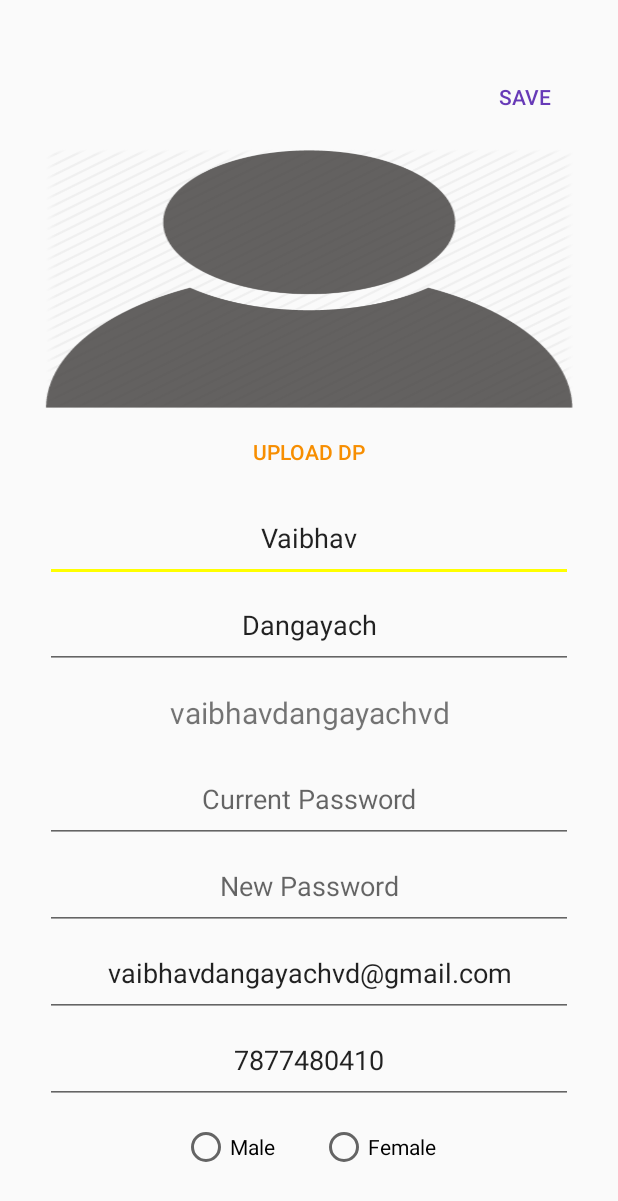
After one commit to vaibhavdangayachvd/Ecommerce, an Android app: the layout activity_account_settings.xml on its own in the app's theme, with its tools: preview values and no code run, on a phone screen of 412 x 824 dp. The commit adds this screen. Shown: the top 1201 px of the screen. Run offline under Robolectric (Android 15) with nearby library versions, the phone set to English and light mode, and no system bars; network calls fail.

Commit message:
Edit Profile Feature and Profile Picture

```diff
--- a/app/build.gradle
+++ b/app/build.gradle
@@ -36,4 +36,5 @@ dependencies {
     implementation 'com.android.volley:volley:1.1.1'
     def lifecycle_version = "2.0.0"
     implementation "androidx.lifecycle:lifecycle-extensions:$lifecycle_version"
+    implementation 'com.squareup.picasso:picasso:2.71828'
 }
--- a/app/src/main/AndroidManifest.xml
+++ b/app/src/main/AndroidManifest.xml
@@ -7,7 +7,7 @@
     <dist:module dist:instant="true" />
 
     <uses-permission android:name="android.permission.INTERNET" />
-
+    <uses-permission android:name="android.permission.READ_EXTERNAL_STORAGE"/>
     <application
         android:allowBackup="true"
         android:icon="@mipmap/ic_launcher"
@@ -16,7 +16,8 @@
         android:supportsRtl="true"
         android:theme="@style/AppTheme"
         tools:ignore="AllowBackup,GoogleAppIndexingWarning">
-        <activity android:name=".Register"></activity>
+        <activity android:name=".AccountSettings"></activity>
+        <activity android:name=".Register" />
         <activity android:name=".Login" />
         <activity android:name=".MainActivity">
             <intent-filter>
--- a/app/src/main/java/com/example/ecommerce/Register.java
+++ b/app/src/main/java/com/example/ecommerce/Register.java
@@ -15,6 +15,7 @@ import com.android.volley.Response;
 import com.android.volley.VolleyError;
 import com.android.volley.toolbox.StringRequest;
 import com.example.ecommerce.helper.RequestHelper;
+import com.example.ecommerce.helper.URLContract;
 
 import org.json.JSONObject;
 
@@ -63,7 +64,7 @@ public class Register extends AppCompatActivity {
         int sel=gender.getCheckedRadioButtonId();
         final String gen=String.valueOf(sel==R.id.male?1:0);
 
-        final String URL = "https://trustbuy.ml/api/register.php";
+        final String URL = URLContract.BASE_URL+"/api/register.php";
         registerRequest=new StringRequest(StringRequest.Method.POST, URL, new Response.Listener<String>() {
             @Override
             public void onResponse(String response) {
--- /dev/null
+++ b/app/src/main/java/com/example/ecommerce/helper/URLContract.java
@@ -0,0 +1,5 @@
+package com.example.ecommerce.helper;
+
+public final class URLContract {
+    public static final String BASE_URL="https://trustbuy.000webhostapp.com";
+}
--- a/app/src/main/java/com/example/ecommerce/helper/UserLogin.java
+++ b/app/src/main/java/com/example/ecommerce/helper/UserLogin.java
@@ -26,7 +26,7 @@ public final class UserLogin extends ViewModel {
 
     //Try Login From Server
     private void tryLogin(final Context context, final String username, final String password) {
-        String LOGIN_URL = "https://trustbuy.ml/api/login.php";
+        String LOGIN_URL = URLContract.BASE_URL+"/api/login.php?forSessionCheck=true";
         StringRequest request = new StringRequest(Request.Method.POST, LOGIN_URL, new Response.Listener<String>() {
             @Override
             public void onResponse(String response) {
@@ -35,6 +35,7 @@ public final class UserLogin extends ViewModel {
                     SharedPreferences preferences=context.getSharedPreferences("user",Context.MODE_PRIVATE);
                     SharedPreferences.Editor editor=preferences.edit();
                     editor.putString("name",output[1]);
+                    editor.putBoolean("hasDp",Integer.parseInt(output[2])!=0);
                     editor.apply();
                     isLoggedIn.setValue(true);
                 }
@@ -89,11 +90,12 @@ public final class UserLogin extends ViewModel {
     }
 
     private String[] parseJSON(String json) {
-        String[] response = new String[2];
+        String[] response = new String[3];
         try {
             JSONObject obj = new JSONObject(json);
             response[0] = obj.getString("status");
             response[1]=obj.getString("firstName");
+            response[2]=String.valueOf(obj.getInt("hasDp"));
         } catch (Exception e) {
         } finally {
             return response;
--- /dev/null
+++ b/app/src/main/res/layout/activity_account_settings.xml
@@ -0,0 +1,135 @@
+<?xml version="1.0" encoding="utf-8"?>
+<LinearLayout xmlns:android="http://schemas.android.com/apk/res/android"
+    xmlns:app="http://schemas.android.com/apk/res-auto"
+    xmlns:tools="http://schemas.android.com/tools"
+    android:layout_width="match_parent"
+    android:layout_height="match_parent"
+    android:orientation="vertical"
+    android:padding="30dp"
+    tools:context=".AccountSettings">
+
+    <Button
+        android:id="@+id/save"
+        style="?attr/buttonBarButtonStyle"
+        android:layout_width="wrap_content"
+        android:layout_height="0dp"
+        android:layout_gravity="end"
+        android:layout_weight="1.2"
+        android:text="@string/save"
+        android:textColor="#673AB7" />
+
+    <ImageView
+        android:id="@+id/image"
+        android:layout_width="match_parent"
+        android:layout_height="0dp"
+        android:layout_weight="3"
+        android:scaleType="fitXY"
+        app:srcCompat="@drawable/d_user" />
+
+    <Button
+        android:id="@+id/upload"
+        style="?attr/buttonBarButtonStyle"
+        android:layout_width="match_parent"
+        android:layout_height="0dp"
+        android:layout_weight="1"
+        android:text="@string/upload_dp"
+        android:textColor="#F78E01" />
+
+    <EditText
+        android:id="@+id/firstName"
+        android:layout_width="match_parent"
+        android:layout_height="0dp"
+        android:layout_weight="1"
+        android:ems="10"
+        android:gravity="center"
+        android:inputType="textPersonName"
+        android:text=""
+        android:hint="@string/enter_new_first_name"
+        tools:text="Vaibhav" />
+
+    <EditText
+        android:id="@+id/lastName"
+        android:layout_width="match_parent"
+        android:layout_height="0dp"
+        android:layout_weight="1"
+        android:ems="10"
+        android:gravity="center"
+        android:hint="@string/enter_new_last_name"
+        android:inputType="textPersonName"
+        tools:text="Dangayach" />
+
+    <TextView
+        android:id="@+id/username"
+        android:layout_width="match_parent"
+        android:layout_height="0dp"
+        android:layout_weight="1"
+        android:textSize="20sp"
+        android:gravity="center"
+        android:hint="@string/username"
+        tools:text="vaibhavdangayachvd" />
+
+    <EditText
+        android:id="@+id/oldPassword"
+        android:layout_width="match_parent"
+        android:layout_height="0dp"
+        android:layout_weight="1"
+        android:ems="10"
+        android:hint="@string/current_password"
+        android:gravity="center"
+        android:inputType="textPassword" />
+
+    <EditText
+        android:id="@+id/newPassword"
+        android:layout_width="match_parent"
+        android:layout_height="0dp"
+        android:layout_weight="1"
+        android:ems="10"
+        android:hint="@string/new_password"
+        android:gravity="center"
+        android:inputType="textPassword" />
+
+    <EditText
+        android:id="@+id/email"
+        android:layout_width="match_parent"
+        android:layout_height="0dp"
+        android:layout_weight="1"
+        android:ems="10"
+        android:gravity="center"
+        android:hint="@string/enter_new_email"
+        tools:text="vaibhavdangayachvd@gmail.com"
+        android:inputType="textEmailAddress" />
+
+    <EditText
+        android:id="@+id/mobile"
+        android:layout_width="match_parent"
+        android:layout_height="0dp"
+        android:layout_weight="1"
+        android:ems="10"
+        android:gravity="center"
+        android:hint="@string/enter_new_mobile"
+        tools:text="7877480410"
+        android:inputType="phone" />
+
+    <RadioGroup
+        android:id="@+id/gender"
+        android:layout_width="match_parent"
+        android:layout_height="0dp"
+        android:layout_weight="1"
+        android:gravity="center"
+        android:orientation="horizontal">
+
+        <RadioButton
+            android:id="@+id/male"
+            android:layout_width="wrap_content"
+            android:layout_height="wrap_content"
+            android:layout_marginRight="30dp"
+            android:text="@string/male" />
+
+        <RadioButton
+            android:id="@+id/female"
+            android:layout_width="wrap_content"
+            android:layout_height="wrap_content"
+            android:text="@string/female" />
+    </RadioGroup>
+
+</LinearLayout>
--- a/app/src/main/res/values/strings.xml
+++ b/app/src/main/res/values/strings.xml
@@ -12,9 +12,20 @@
     <string name="offers">Offers</string>
     <string name="cart">Cart</string>
     <string name="category">Category</string>
-    <string name="account_setting">Account Setting</string>
+    <string name="account_setting">Edit Profile</string>
     <string name="wishlist">wishlist</string>
     <string name="profile">Profile</string>
     <string name="male">Male</string>
     <string name="female">Female</string>
+    <string name="save">Save</string>
+    <string name="upload_dp">Upload DP</string>
+    <string name="enter_new_mobile">Enter New Mobile</string>
+    <string name="enter_new_email">Enter New Email</string>
+    <string name="new_password">New Password</string>
+    <string name="current_password">Current Password</string>
+    <string name="enter_new_last_name">Enter New Last Name</string>
+    <string name="enter_new_first_name">Enter New First Name</string>
+    <string name="username">Username</string>
+    <string name="login_register">Login/Register</string>
+    <string name="fill_all_fields">Fill all fields</string>
 </resources>
```
Also changed, not shown: app/src/main/java/com/example/ecommerce/AccountSettings.java (added, +264 -0 lines), app/src/main/java/com/example/ecommerce/Login.java (+7 -4 lines), app/src/main/java/com/example/ecommerce/MainActivity.java (+35 -26 lines), app/src/main/java/com/example/ecommerce/helper/RequestHelper.java (+1 -7 lines), app/src/main/res/drawable/loading.gif (added).
